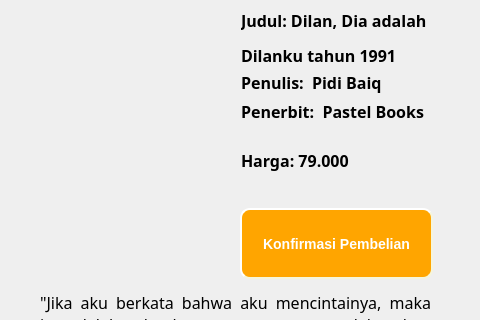
Qt form konfirmasimilea.ui (Azzamubaidillah/BookGuiApp) before a commit; both pictures show x 0 to 480 and y 82 to 402 of the 480 by 547 pixel window.
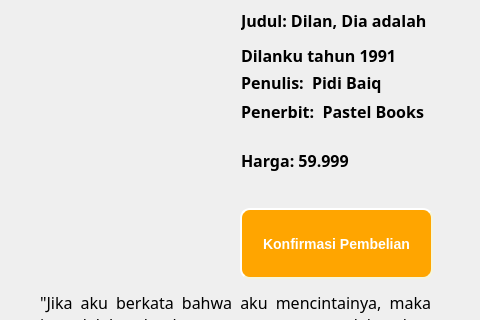
The same form after that commit. Icons and pictures are not drawn.

```diff
--- a/konfirmasimilea.ui
+++ b/konfirmasimilea.ui
@@ -86,7 +86,7 @@
         </font>
        </property>
        <property name="text">
-        <string>Harga: 79.000</string>
+        <string>Harga: 59.999</string>
        </property>
       </widget>
      </item>
```
